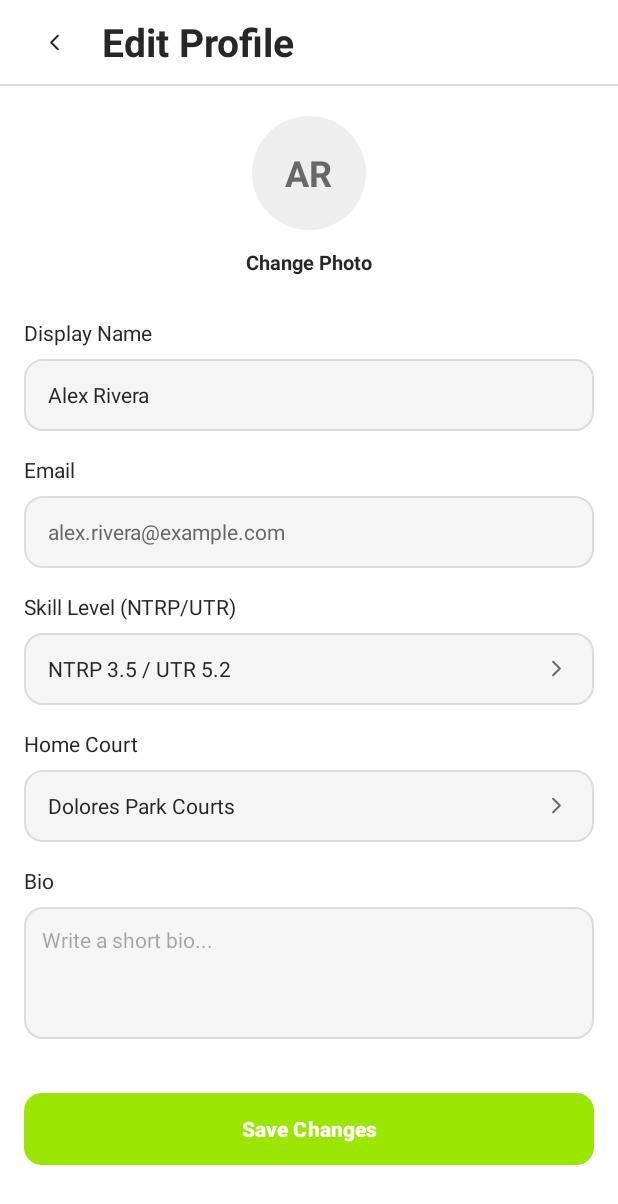
After one commit to Mobile-App-Dev-GP/Our-Court, an Android app: the EditProfileActivity screen opened directly, with no data from a screen before it, on a phone screen of 412 x 824 dp. The commit adds this screen. Shown: the top 1204 px of the screen. Run offline under Robolectric (Android 15) with nearby library versions, the phone set to English and light mode, and no system bars.

Commit message:
feat: Implement Our Court Edit Profile screen and connect it to ProfileFragment

```diff
--- a/app/src/main/AndroidManifest.xml
+++ b/app/src/main/AndroidManifest.xml
@@ -29,6 +29,10 @@
             android:name=".EditEmailPasswordActivity"
             android:exported="false"
             android:windowSoftInputMode="adjustResize" />
+        <activity
+            android:name=".EditProfileActivity"
+            android:exported="false"
+            android:windowSoftInputMode="adjustResize" />
     </application>
 
 </manifest>
--- /dev/null
+++ b/app/src/main/java/com/example/ourcourt/EditProfileActivity.kt
@@ -0,0 +1,148 @@
+package com.example.ourcourt
+
+import android.app.AlertDialog
+import android.content.Context
+import android.content.Intent
+import android.os.Bundle
+import android.widget.Button
+import android.widget.EditText
+import android.widget.FrameLayout
+import android.widget.ImageButton
+import android.widget.TextView
+import android.widget.Toast
+import androidx.activity.result.contract.ActivityResultContracts
+import androidx.appcompat.app.AppCompatActivity
+
+class EditProfileActivity : AppCompatActivity() {
+
+    private lateinit var etDisplayName: EditText
+    private lateinit var etEmail: EditText
+    private lateinit var tvSelectedSkill: TextView
+    private lateinit var tvSelectedCourt: TextView
+    private lateinit var etBio: EditText
+    private lateinit var tvAvatarInitials: TextView
+
+    private val pickImageLauncher = registerForActivityResult(
+        ActivityResultContracts.GetContent()
+    ) { uri ->
+        if (uri != null) {
+            Toast.makeText(this, "Photo selected successfully", Toast.LENGTH_SHORT).show()
+        }
+    }
+
+    override fun onCreate(savedInstanceState: Bundle?) {
+        super.onCreate(savedInstanceState)
+        setContentView(R.layout.activity_edit_profile)
+
+        // Back button
+        findViewById<ImageButton>(R.id.btn_back).setOnClickListener {
+            finish()
+        }
+
+        // Initialize views
+        etDisplayName = findViewById(R.id.et_display_name)
+        etEmail = findViewById(R.id.et_email)
+        tvSelectedSkill = findViewById(R.id.tv_selected_skill)
+        tvSelectedCourt = findViewById(R.id.tv_selected_court)
+        etBio = findViewById(R.id.et_bio)
+        tvAvatarInitials = findViewById(R.id.tv_avatar_initials)
+
+        // Load saved profile data
+        loadProfileData()
+
+        // Change Photo action
+        findViewById<TextView>(R.id.tv_change_photo).setOnClickListener {
+            pickImageLauncher.launch("image/*")
+        }
+
+        // Email read-only click
+        etEmail.setOnClickListener {
+            AlertDialog.Builder(this)
+                .setTitle("Email Management")
+                .setMessage("Email and password changes are handled in Settings. Would you like to go to Settings now?")
+                .setPositiveButton("Go to Settings") { _, _ ->
+                    val intent = Intent(this, EditEmailPasswordActivity::class.java)
+                    startActivity(intent)
+                }
+                .setNegativeButton("Cancel", null)
+                .show()
+        }
+
+        // Skill level selector
+        findViewById<FrameLayout>(R.id.layout_skill_selector).setOnClickListener {
+            val skills = arrayOf("NTRP 3.5 / UTR 5.2", "NTRP 4.0 / UTR 6.0", "NTRP 4.5 / UTR 7.0", "NTRP 5.0 / UTR 8.0")
+            AlertDialog.Builder(this)
+                .setTitle("Select Skill Level")
+                .setItems(skills) { _, which ->
+                    tvSelectedSkill.text = skills[which]
+                }
+                .show()
+        }
+
+        // Home court selector
+        findViewById<FrameLayout>(R.id.layout_court_selector).setOnClickListener {
+            val courts = arrayOf("Dolores Park Courts", "Golden Gate Park Tennis Complex", "Stanyan Courts", "Mission Dolores Courts")
+            AlertDialog.Builder(this)
+                .setTitle("Select Home Court")
+                .setItems(courts) { _, which ->
+                    tvSelectedCourt.text = courts[which]
+                }
+                .show()
+        }
+
+        // Save Changes
+        findViewById<Button>(R.id.btn_save_changes).setOnClickListener {
+            saveProfileChanges()
+        }
+    }
+
+    private fun loadProfileData() {
+        val prefs = getSharedPreferences("our_court_prefs", Context.MODE_PRIVATE)
+        val name = prefs.getString("profile_display_name", "Alex Rivera") ?: "Alex Rivera"
+        val email = prefs.getString("account_email", "alex.rivera@example.com") ?: "alex.rivera@example.com"
+        val skill = prefs.getString("profile_skill", "NTRP 3.5 / UTR 5.2") ?: "NTRP 3.5 / UTR 5.2"
+        val court = prefs.getString("profile_court", "Dolores Park Courts") ?: "Dolores Park Courts"
+        val bio = prefs.getString("profile_bio", "") ?: ""
+
+        etDisplayName.setText(name)
+        etEmail.setText(email)
+        tvSelectedSkill.text = skill
+        tvSelectedCourt.text = court
+        etBio.setText(bio)
+
+        // Set initials
+        if (name.isNotEmpty()) {
+            val parts = name.trim().split(" ")
+            val initials = if (parts.size >= 2) {
+                "${parts[0].take(1)}${parts[1].take(1)}".uppercase()
+            } else {
+                name.take(2).uppercase()
+            }
+            tvAvatarInitials.text = initials
+        }
+    }
+
+    private fun saveProfileChanges() {
+        val name = etDisplayName.text.toString().trim()
+        if (name.isEmpty()) {
+            etDisplayName.error = "Display name cannot be empty"
+            etDisplayName.requestFocus()
+            return
+        }
+
+        val skill = tvSelectedSkill.text.toString()
+        val court = tvSelectedCourt.text.toString()
+        val bio = etBio.text.toString()
+
+        val prefs = getSharedPreferences("our_court_prefs", Context.MODE_PRIVATE)
+        prefs.edit()
+            .putString("profile_display_name", name)
+            .putString("profile_skill", skill)
+            .putString("profile_court", court)
+            .putString("profile_bio", bio)
+            .apply()
+
+        Toast.makeText(this, "Profile updated successfully", Toast.LENGTH_SHORT).show()
+        finish()
+    }
+}
--- a/app/src/main/java/com/example/ourcourt/ProfileFragment.kt
+++ b/app/src/main/java/com/example/ourcourt/ProfileFragment.kt
@@ -1,5 +1,6 @@
 package com.example.ourcourt
 
+import android.content.Intent
 import android.os.Bundle
 import android.view.LayoutInflater
 import android.view.View
@@ -25,5 +26,10 @@ class ProfileFragment : Fragment() {
                     .commit()
             }
         }
+
+        view.findViewById<View>(R.id.btn_edit_profile)?.setOnClickListener {
+            val intent = Intent(requireContext(), EditProfileActivity::class.java)
+            startActivity(intent)
+        }
     }
 }
--- /dev/null
+++ b/app/src/main/res/drawable/bg_form_input.xml
@@ -0,0 +1,6 @@
+<shape xmlns:android="http://schemas.android.com/apk/res/android"
+    android:shape="rectangle">
+    <solid android:color="#F5F5F5"/>
+    <stroke android:width="1dp" android:color="#DCDCDC"/>
+    <corners android:radius="12dp"/>
+</shape>
--- /dev/null
+++ b/app/src/main/res/layout/activity_edit_profile.xml
@@ -0,0 +1,259 @@
+<?xml version="1.0" encoding="utf-8"?>
+<LinearLayout xmlns:android="http://schemas.android.com/apk/res/android"
+    android:layout_width="match_parent"
+    android:layout_height="match_parent"
+    android:background="#FFFFFF"
+    android:orientation="vertical"
+    android:fitsSystemWindows="true">
+
+    <!-- Top App Bar -->
+    <LinearLayout
+        android:layout_width="match_parent"
+        android:layout_height="56dp"
+        android:background="#FFFFFF"
+        android:gravity="center_vertical"
+        android:orientation="horizontal"
+        android:paddingHorizontal="12dp">
+
+        <ImageButton
+            android:id="@+id/btn_back"
+            android:layout_width="48dp"
+            android:layout_height="48dp"
+            android:background="?attr/selectableItemBackgroundBorderless"
+            android:contentDescription="Back"
+            android:scaleType="center"
+            android:src="@drawable/ic_chevron_left" />
+
+        <TextView
+            android:layout_width="wrap_content"
+            android:layout_height="wrap_content"
+            android:layout_marginStart="8dp"
+            android:text="Edit Profile"
+            android:textColor="#272727"
+            android:textSize="26sp"
+            android:textStyle="bold" />
+
+    </LinearLayout>
+
+    <View
+        android:layout_width="match_parent"
+        android:layout_height="1dp"
+        android:background="#DCDCDC" />
+
+    <!-- Scrollable Form Content -->
+    <ScrollView
+        android:layout_width="match_parent"
+        android:layout_height="0dp"
+        android:layout_weight="1"
+        android:fillViewport="true">
+
+        <LinearLayout
+            android:layout_width="match_parent"
+            android:layout_height="wrap_content"
+            android:orientation="vertical"
+            android:paddingHorizontal="16dp"
+            android:paddingTop="20dp"
+            android:paddingBottom="40dp">
+
+            <!-- Avatar and Change Photo -->
+            <LinearLayout
+                android:layout_width="match_parent"
+                android:layout_height="wrap_content"
+                android:gravity="center_horizontal"
+                android:orientation="vertical">
+
+                <FrameLayout
+                    android:layout_width="76dp"
+                    android:layout_height="76dp"
+                    android:background="@drawable/bg_circle_avatar">
+
+                    <TextView
+                        android:id="@+id/tv_avatar_initials"
+                        android:layout_width="wrap_content"
+                        android:layout_height="wrap_content"
+                        android:layout_gravity="center"
+                        android:text="AR"
+                        android:textColor="#686868"
+                        android:textSize="24sp"
+                        android:textStyle="bold" />
+                </FrameLayout>
+
+                <TextView
+                    android:id="@+id/tv_change_photo"
+                    android:layout_width="wrap_content"
+                    android:layout_height="wrap_content"
+                    android:layout_marginTop="8dp"
+                    android:background="?attr/selectableItemBackground"
+                    android:padding="4dp"
+                    android:text="Change Photo"
+                    android:textColor="#272727"
+                    android:textSize="13sp"
+                    android:textStyle="bold" />
+            </LinearLayout>
+
+            <!-- Form Fields Container -->
+            <LinearLayout
+                android:layout_width="match_parent"
+                android:layout_height="wrap_content"
+                android:layout_marginTop="24dp"
+                android:orientation="vertical">
+
+                <!-- Display Name -->
+                <TextView
+                    android:layout_width="wrap_content"
+                    android:layout_height="wrap_content"
+                    android:text="Display Name"
+                    android:textColor="#272727"
+                    android:textSize="14sp" />
+
+                <EditText
+                    android:id="@+id/et_display_name"
+                    android:layout_width="match_parent"
+                    android:layout_height="48dp"
+                    android:layout_marginTop="8dp"
+                    android:autofillHints="name"
+                    android:background="@drawable/bg_form_input"
+                    android:hint="Enter display name"
+                    android:inputType="textPersonName"
+                    android:paddingHorizontal="16dp"
+                    android:textColor="#272727"
+                    android:textSize="14sp" />
+
+                <!-- Email (Read-only) -->
+                <TextView
+                    android:layout_width="wrap_content"
+                    android:layout_height="wrap_content"
+                    android:layout_marginTop="16dp"
+                    android:text="Email"
+                    android:textColor="#272727"
+                    android:textSize="14sp" />
+
+                <EditText
+                    android:id="@+id/et_email"
+                    android:layout_width="match_parent"
+                    android:layout_height="48dp"
+                    android:layout_marginTop="8dp"
+                    android:autofillHints="emailAddress"
+                    android:background="@drawable/bg_form_input"
+                    android:clickable="true"
+                    android:focusable="false"
+                    android:hint="Email address"
+                    android:inputType="textEmailAddress"
+                    android:paddingHorizontal="16dp"
+                    android:textColor="#686868"
+                    android:textSize="14sp" />
+
+                <!-- Skill Level -->
+                <TextView
+                    android:layout_width="wrap_content"
+                    android:layout_height="wrap_content"
+                    android:layout_marginTop="16dp"
+                    android:text="Skill Level (NTRP/UTR)"
+                    android:textColor="#272727"
+                    android:textSize="14sp" />
+
+                <FrameLayout
+                    android:id="@+id/layout_skill_selector"
+                    android:layout_width="match_parent"
+                    android:layout_height="48dp"
+                    android:layout_marginTop="8dp"
+                    android:background="@drawable/bg_form_input"
+                    android:clickable="true"
+                    android:focusable="true"
+                    android:paddingHorizontal="16dp">
+
+                    <TextView
+                        android:id="@+id/tv_selected_skill"
+                        android:layout_width="wrap_content"
+                        android:layout_height="wrap_content"
+                        android:layout_gravity="center_vertical"
+                        android:text="NTRP 3.5 / UTR 5.2"
+                        android:textColor="#272727"
+                        android:textSize="14sp" />
+
+                    <ImageView
+                        android:layout_width="18dp"
+                        android:layout_height="18dp"
+                        android:layout_gravity="end|center_vertical"
+                        android:contentDescription="Dropdown"
+                        android:src="@drawable/ic_chevron_right" />
+                </FrameLayout>
+
+                <!-- Home Court -->
+                <TextView
+                    android:layout_width="wrap_content"
+                    android:layout_height="wrap_content"
+                    android:layout_marginTop="16dp"
+                    android:text="Home Court"
+                    android:textColor="#272727"
+                    android:textSize="14sp" />
+
+                <FrameLayout
+                    android:id="@+id/layout_court_selector"
+                    android:layout_width="match_parent"
+                    android:layout_height="48dp"
+                    android:layout_marginTop="8dp"
+                    android:background="@drawable/bg_form_input"
+                    android:clickable="true"
+                    android:focusable="true"
+                    android:paddingHorizontal="16dp">
+
+                    <TextView
+                        android:id="@+id/tv_selected_court"
+                        android:layout_width="wrap_content"
+                        android:layout_height="wrap_content"
+                        android:layout_gravity="center_vertical"
+                        android:text="Select a home court"
+                        android:textColor="#272727"
+                        android:textSize="14sp" />
+
+                    <ImageView
+                        android:layout_width="18dp"
+                        android:layout_height="18dp"
+                        android:layout_gravity="end|center_vertical"
+                        android:contentDescription="Dropdown"
+                        android:src="@drawable/ic_chevron_right" />
+                </FrameLayout>
+
+                <!-- Bio -->
+                <TextView
+                    android:layout_width="wrap_content"
+                    android:layout_height="wrap_content"
+                    android:layout_marginTop="16dp"
+                    android:text="Bio"
+                    android:textColor="#272727"
+                    android:textSize="14sp" />
+
+                <EditText
+                    android:id="@+id/et_bio"
+                    android:layout_width="match_parent"
+                    android:layout_height="88dp"
+                    android:layout_marginTop="8dp"
+                    android:autofillHints="name"
+                    android:background="@drawable/bg_form_input"
+                    android:gravity="top|start"
+                    android:hint="Write a short bio..."
+                    android:inputType="textMultiLine"
+                    android:padding="12dp"
+                    android:textColor="#272727"
+                    android:textSize="14sp" />
+
+            </LinearLayout>
+
+            <!-- Save Changes Button -->
+            <Button
+                android:id="@+id/btn_save_changes"
+                android:layout_width="match_parent"
+                android:layout_height="48dp"
+                android:layout_marginTop="36dp"
+                android:background="@drawable/bg_black_rounded_12dp"
+                android:text="Save Changes"
+                android:textAllCaps="false"
+                android:textColor="#FFFFFF"
+                android:textSize="14sp"
+                android:textStyle="bold" />
+
+        </LinearLayout>
+    </ScrollView>
+
+</LinearLayout>
```
